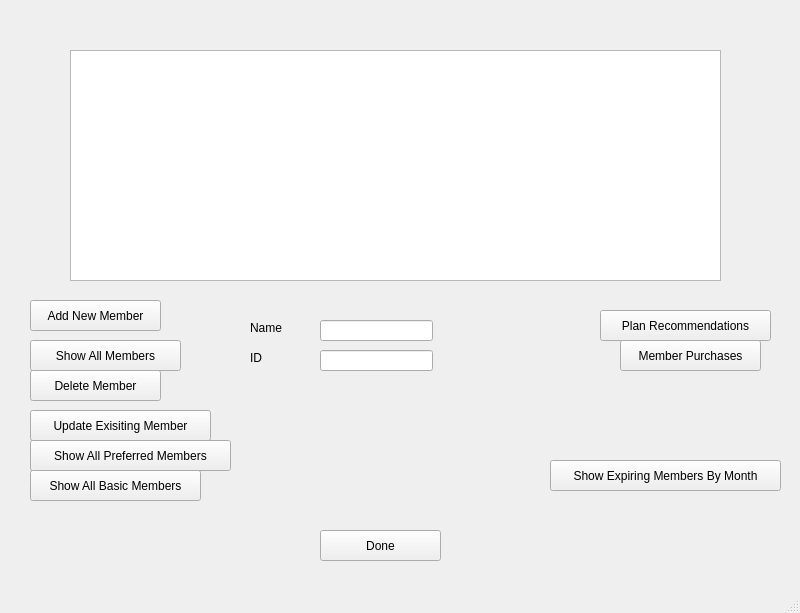
This is Group4Project/mainwindow.ui in pradakev/Group4SuperWarehouse as Qt 5 draws it before an edit. The edited form follows.
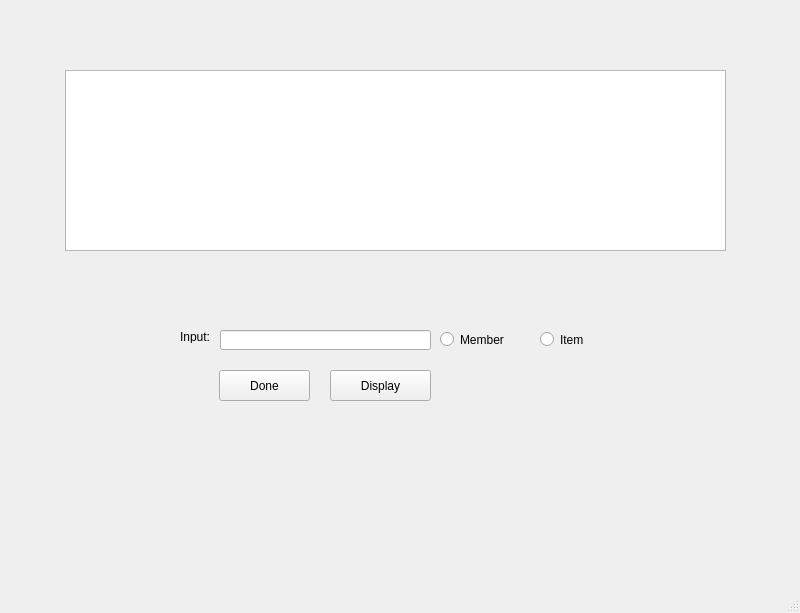
This is the edited form. The open tabs and pages were chosen to show the change. Icons and pictures are not drawn.

Commit message: figured out problem when reading strings from file. file lines end w/ characters \r\n. Ex:Sally Shopper\r\n. Update Members has been updated. Reading items needs to be updated. I will do now

What changed in the file:
```diff
--- a/Group4Project/mainwindow.ui
+++ b/Group4Project/mainwindow.ui
@@ -113,7 +113,7 @@
        <rect>
         <x>30</x>
         <y>300</y>
-        <width>131</width>
+        <width>201</width>
         <height>31</height>
        </rect>
       </property>
@@ -126,7 +126,7 @@
        <rect>
         <x>30</x>
         <y>410</y>
-        <width>181</width>
+        <width>201</width>
         <height>31</height>
        </rect>
       </property>
@@ -138,8 +138,8 @@
       <property name="geometry">
        <rect>
         <x>30</x>
-        <y>370</y>
-        <width>131</width>
+        <y>360</y>
+        <width>201</width>
         <height>31</height>
        </rect>
       </property>
@@ -151,8 +151,8 @@
       <property name="geometry">
        <rect>
         <x>30</x>
-        <y>340</y>
-        <width>151</width>
+        <y>330</y>
+        <width>201</width>
         <height>31</height>
        </rect>
       </property>
@@ -165,7 +165,7 @@
        <rect>
         <x>30</x>
         <y>470</y>
-        <width>171</width>
+        <width>201</width>
         <height>31</height>
        </rect>
       </property>
@@ -190,8 +190,8 @@
       <property name="geometry">
        <rect>
         <x>550</x>
-        <y>460</y>
-        <width>231</width>
+        <y>370</y>
+        <width>230</width>
         <height>31</height>
        </rect>
       </property>
@@ -225,9 +225,9 @@
      <widget class="QPushButton" name="MembershipRecommendationButton">
       <property name="geometry">
        <rect>
-        <x>600</x>
+        <x>550</x>
         <y>310</y>
-        <width>171</width>
+        <width>230</width>
         <height>31</height>
        </rect>
       </property>
@@ -251,9 +251,9 @@
      <widget class="QPushButton" name="MemberPurchases_Button">
       <property name="geometry">
        <rect>
-        <x>620</x>
+        <x>550</x>
         <y>340</y>
-        <width>141</width>
+        <width>230</width>
         <height>31</height>
        </rect>
       </property>
@@ -264,7 +264,7 @@
      <widget class="QLabel" name="MemberNamePurchasesLabel">
       <property name="geometry">
        <rect>
-        <x>250</x>
+        <x>300</x>
         <y>320</y>
         <width>59</width>
         <height>16</height>
@@ -277,7 +277,7 @@
      <widget class="QLabel" name="MemberIDPurchasesLabel">
       <property name="geometry">
        <rect>
-        <x>250</x>
+        <x>300</x>
         <y>350</y>
         <width>59</width>
         <height>16</height>
@@ -290,7 +290,7 @@
      <widget class="QLineEdit" name="MemberIDInputMEMBERS">
       <property name="geometry">
        <rect>
-        <x>320</x>
+        <x>360</x>
         <y>350</y>
         <width>113</width>
         <height>21</height>
@@ -300,7 +300,7 @@
      <widget class="QLineEdit" name="memberNameINPUT">
       <property name="geometry">
        <rect>
-        <x>320</x>
+        <x>360</x>
         <y>320</y>
         <width>113</width>
         <height>21</height>
@@ -465,6 +465,106 @@
       </property>
      </widget>
     </widget>
+    <widget class="QWidget" name="Purchases">
+     <widget class="QLineEdit" name="lineEdit">
+      <property name="geometry">
+       <rect>
+        <x>220</x>
+        <y>330</y>
+        <width>211</width>
+        <height>20</height>
+       </rect>
+      </property>
+     </widget>
+     <widget class="QTextBrowser" name="purchasesBrowser">
+      <property name="geometry">
+       <rect>
+        <x>65</x>
+        <y>70</y>
+        <width>661</width>
+        <height>181</height>
+       </rect>
+      </property>
+     </widget>
+     <widget class="QPushButton" name="purchases_done_pushButton">
+      <property name="geometry">
+       <rect>
+        <x>219</x>
+        <y>370</y>
+        <width>91</width>
+        <height>31</height>
+       </rect>
+      </property>
+      <property name="text">
+       <string>Done</string>
+      </property>
+     </widget>
+     <widget class="QPushButton" name="purchases_display_pushButton">
+      <property name="geometry">
+       <rect>
+        <x>330</x>
+        <y>370</y>
+        <width>101</width>
+        <height>31</height>
+       </rect>
+      </property>
+      <property name="text">
+       <string>Display</string>
+      </property>
+     </widget>
+     <widget class="QLabel" name="label_2">
+      <property name="geometry">
+       <rect>
+        <x>180</x>
+        <y>330</y>
+        <width>47</width>
+        <height>13</height>
+       </rect>
+      </property>
+      <property name="text">
+       <string>Input: </string>
+      </property>
+     </widget>
+     <widget class="QRadioButton" name="purchases_member_radioButton">
+      <property name="geometry">
+       <rect>
+        <x>440</x>
+        <y>330</y>
+        <width>84</width>
+        <height>19</height>
+       </rect>
+      </property>
+      <property name="text">
+       <string>Member</string>
+      </property>
+     </widget>
+     <widget class="QRadioButton" name="purchases_item_radioButton">
+      <property name="geometry">
+       <rect>
+        <x>540</x>
+        <y>330</y>
+        <width>84</width>
+        <height>19</height>
+       </rect>
+      </property>
+      <property name="text">
+       <string>Item</string>
+      </property>
+     </widget>
+     <widget class="QLabel" name="label_9">
+      <property name="geometry">
+       <rect>
+        <x>330</x>
+        <y>20</y>
+        <width>131</width>
+        <height>41</height>
+       </rect>
+      </property>
+      <property name="text">
+       <string>&lt;html&gt;&lt;head/&gt;&lt;body&gt;&lt;p&gt;&lt;img src=&quot;:/Logos/salesReportg.gif&quot;/&gt;&lt;/p&gt;&lt;/body&gt;&lt;/html&gt;</string>
+      </property>
+     </widget>
+    </widget>
     <widget class="QWidget" name="DailyReportPage_7">
      <property name="maximumSize">
       <size>
```
Left out of the diff: 197 changed lines with no effect on the pictures. The commit also changes 9 other files.
